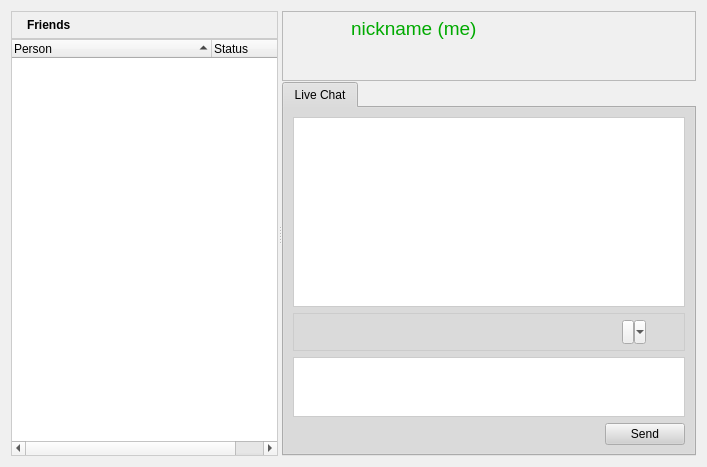
This is retroshare-gui/src/gui/PeersDialog.ui in RetroShare/RetroShare as Qt 5 draws it before an edit. The edited form follows.
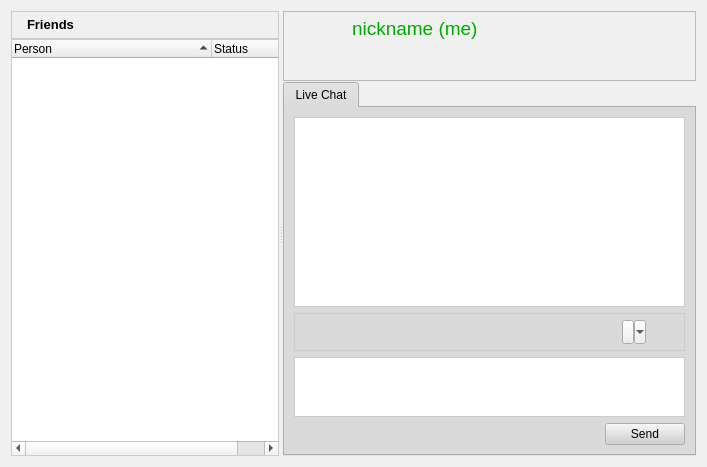
This is the edited form. Icons and pictures are not drawn.

Patch:
```diff
--- a/retroshare-gui/src/gui/PeersDialog.ui
+++ b/retroshare-gui/src/gui/PeersDialog.ui
@@ -534,11 +534,18 @@
             </item>
             <item row="0" column="1">
              <widget class="QLabel" name="label_2">
+              <property name="font">
+               <font>
+                <family>Arial</family>
+                <pointsize>10</pointsize>
+               </font>
+              </property>
               <property name="text">
-               <string>&lt;html&gt;&lt;head&gt;&lt;meta name=&quot;qrichtext&quot; content=&quot;1&quot; /&gt;&lt;style type=&quot;text/css&quot;&gt;
+               <string>&lt;!DOCTYPE HTML PUBLIC &quot;-//W3C//DTD HTML 4.0//EN&quot; &quot;http://www.w3.org/TR/REC-html40/strict.dtd&quot;&gt;
+&lt;html&gt;&lt;head&gt;&lt;meta name=&quot;qrichtext&quot; content=&quot;1&quot; /&gt;&lt;style type=&quot;text/css&quot;&gt;
 p, li { white-space: pre-wrap; }
-&lt;/style&gt;&lt;/head&gt;&lt;body style=&quot; font-family:'Arial'; font-size:8pt; font-weight:400; font-style:normal; text-decoration:none;&quot;&gt;
-&lt;p style=&quot; margin-top:0px; margin-bottom:0px; margin-left:0px; margin-right:0px; -qt-block-indent:0; text-indent:0px;&quot;&gt;&lt;span style=&quot; font-size:9pt; font-weight:600;&quot;&gt;Friends&lt;/span&gt;&lt;/p&gt;&lt;/body&gt;&lt;/html&gt;</string>
+&lt;/style&gt;&lt;/head&gt;&lt;body style=&quot; font-family:'Arial'; font-size:10pt; font-weight:400; font-style:normal;&quot;&gt;
+&lt;p style=&quot; margin-top:0px; margin-bottom:0px; margin-left:0px; margin-right:0px; -qt-block-indent:0; text-indent:0px;&quot;&gt;&lt;span style=&quot; font-weight:600;&quot;&gt;Friends&lt;/span&gt;&lt;/p&gt;&lt;/body&gt;&lt;/html&gt;</string>
               </property>
              </widget>
             </item>
```
